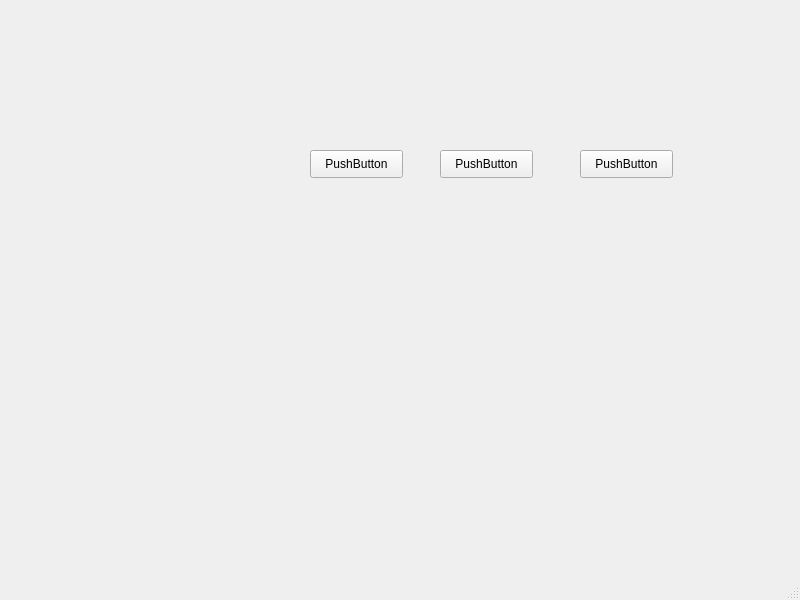
MengFanjun020906/OnlineMusic, file onlinemusicwidget.ui: the form before one commit.
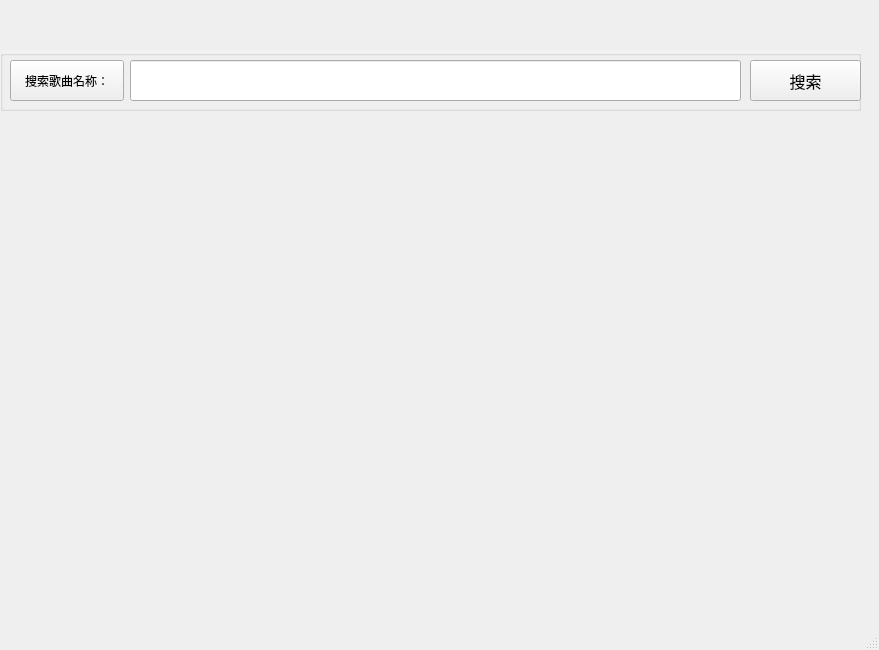
The form after the commit. Icons and pictures are not drawn.

Commit message: 界面初始框架更新

The edit to the form file:
```diff
--- a/onlinemusicwidget.ui
+++ b/onlinemusicwidget.ui
@@ -6,53 +6,180 @@
    <rect>
     <x>0</x>
     <y>0</y>
-    <width>800</width>
-    <height>600</height>
+    <width>879</width>
+    <height>650</height>
    </rect>
   </property>
   <property name="windowTitle">
    <string>OnlineMusicWidget</string>
   </property>
   <widget class="QWidget" name="centralwidget">
-   <widget class="QPushButton" name="pushButton_Min">
+   <widget class="QPushButton" name="pushButton">
     <property name="geometry">
      <rect>
-      <x>310</x>
-      <y>150</y>
-      <width>93</width>
-      <height>28</height>
+      <x>10</x>
+      <y>60</y>
+      <width>114</width>
+      <height>41</height>
      </rect>
     </property>
     <property name="text">
-     <string>PushButton</string>
+     <string>搜索歌曲名称：</string>
     </property>
    </widget>
-   <widget class="QPushButton" name="pushButton_CUi">
+   <widget class="QLineEdit" name="lineEdit">
     <property name="geometry">
      <rect>
-      <x>440</x>
-      <y>150</y>
-      <width>93</width>
-      <height>28</height>
+      <x>130</x>
+      <y>60</y>
+      <width>611</width>
+      <height>41</height>
      </rect>
     </property>
-    <property name="text">
-     <string>PushButton</string>
+    <property name="font">
+     <font>
+      <pointsize>11</pointsize>
+      <bold>true</bold>
+     </font>
     </property>
    </widget>
-   <widget class="QPushButton" name="pushButton_Close">
+   <widget class="QPushButton" name="pushButton_2">
     <property name="geometry">
      <rect>
-      <x>580</x>
-      <y>150</y>
-      <width>93</width>
-      <height>28</height>
+      <x>750</x>
+      <y>60</y>
+      <width>111</width>
+      <height>41</height>
      </rect>
     </property>
+    <property name="font">
+     <font>
+      <pointsize>12</pointsize>
+     </font>
+    </property>
     <property name="text">
-     <string>PushButton</string>
+     <string>搜索</string>
     </property>
    </widget>
+   <widget class="QGroupBox" name="groupBox">
+    <property name="geometry">
+     <rect>
+      <x>0</x>
+      <y>50</y>
+      <width>861</width>
+      <height>61</height>
+     </rect>
+    </property>
+    <property name="styleSheet">
+     <string notr="true">color: rgb(255,255,255);
+background-color: rgba(255,255,255,50);</string>
+    </property>
+    <property name="title">
+     <string/>
+    </property>
+   </widget>
+   <widget class="QWidget" name="">
+    <property name="geometry">
+     <rect>
+      <x>730</x>
+      <y>0</y>
+      <width>151</width>
+      <height>43</height>
+     </rect>
+    </property>
+    <layout class="QHBoxLayout" name="horizontalLayout">
+     <item>
+      <widget class="QPushButton" name="pushButton_Min">
+       <property name="styleSheet">
+        <string notr="true">QPushButton
+{
+border-radius:0px;
+background-image:url(:/image/image/image/quit.png);
+background-repeat:np-repeat;
+border:none;
+background-positio:center center;
+}</string>
+       </property>
+       <property name="text">
+        <string/>
+       </property>
+       <property name="icon">
+        <iconset resource="images.qrc">
+         <normaloff>:/new/prefix1/Images/about.png</normaloff>:/new/prefix1/Images/about.png</iconset>
+       </property>
+       <property name="iconSize">
+        <size>
+         <width>32</width>
+         <height>32</height>
+        </size>
+       </property>
+      </widget>
+     </item>
+     <item>
+      <widget class="QPushButton" name="pushButton_CUi">
+       <property name="styleSheet">
+        <string notr="true">QPushButton
+{
+border-radius:0px;
+background-image:url(:/image/image/image/quit.png);
+background-repeat:np-repeat;
+border:none;
+background-positio:center center;
+}</string>
+       </property>
+       <property name="text">
+        <string/>
+       </property>
+       <property name="icon">
+        <iconset resource="images.qrc">
+         <normaloff>:/new/prefix1/Images/skin.png</normaloff>:/new/prefix1/Images/skin.png</iconset>
+       </property>
+       <property name="iconSize">
+        <size>
+         <width>32</width>
+         <height>32</height>
+        </size>
+       </property>
+      </widget>
+     </item>
+     <item>
+      <widget class="QPushButton" name="pushButton_Close">
+       <property name="styleSheet">
+        <string notr="true">QPushButton
+{
+border-radius:0px;
+background-repeat:np-repeat;
+border:none;
+background-positio:center center;
+}
+QPushButton:hover {
+    background-color: red;
+}</string>
+       </property>
+       <property name="text">
+        <string/>
+       </property>
+       <property name="icon">
+        <iconset resource="images.qrc">
+         <normaloff>:/new/prefix1/Images/quit.png</normaloff>:/new/prefix1/Images/quit.png</iconset>
+       </property>
+       <property name="iconSize">
+        <size>
+         <width>32</width>
+         <height>32</height>
+        </size>
+       </property>
+      </widget>
+     </item>
+    </layout>
+   </widget>
+   <zorder>pushButton_Min</zorder>
+   <zorder>pushButton_CUi</zorder>
+   <zorder>pushButton_Close</zorder>
+   <zorder>groupBox</zorder>
+   <zorder>pushButton</zorder>
+   <zorder>pushButton_2</zorder>
+   <zorder>lineEdit</zorder>
   </widget>
   <widget class="QMenuBar" name="menubar">
    <property name="geometry">
```
Left out of the diff: 6 changed lines with no effect on the pictures. The commit also changes 5 other files.
